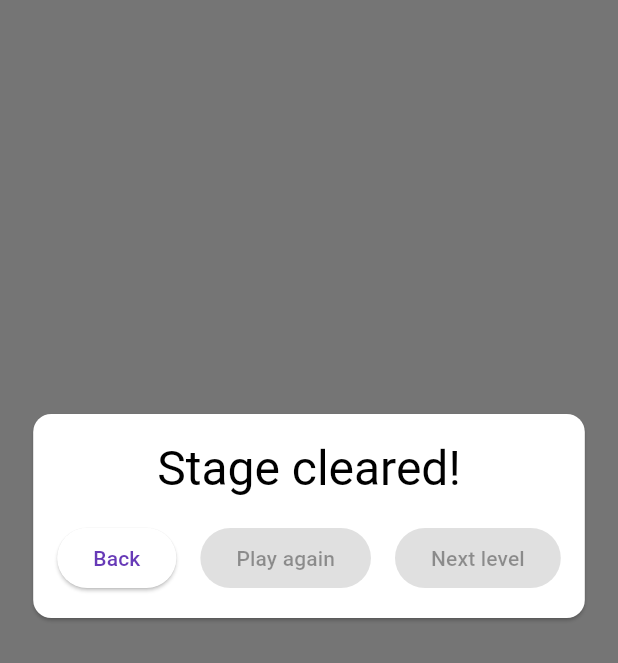
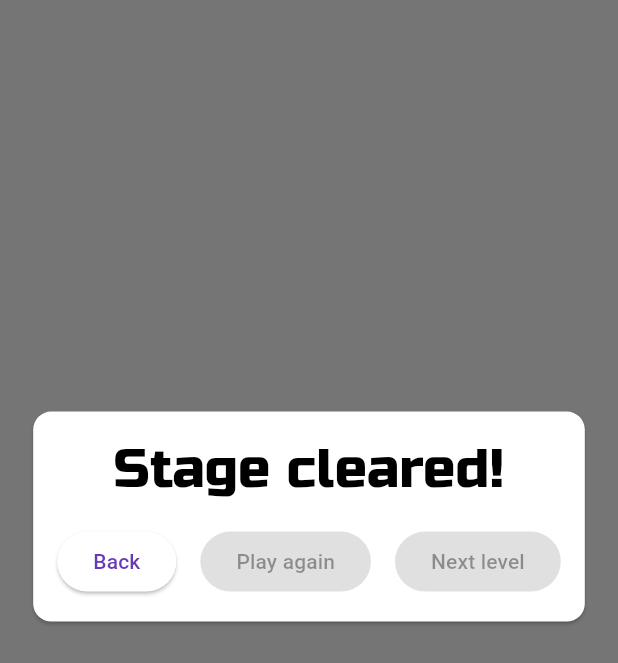
Before and after one commit to CaramelDunes/nyanya_rocket, a Flutter app: the SuccessOverlay widget shown alone on an empty page, opened directly, on a phone screen of 412 x 824 dp. Shown: the top 663 px of the screen. Run offline on Flutter 3.47's test engine with Material 2 defaults, Android fonts, the phone set to English and light mode, and no system bars; our stand-ins replace cloud_firestore, firebase_auth, firebase_core, font_awesome_flutter, rive, shared_preferences; missing offline and left inert: firedart, network_info_plus, nyanya_rocket_base, slugify; accounts and stored records are empty; generated files the repository leaves out were written again; statements that could not run were skipped.

Commit message:
Use Russo font in success overlay.

```diff
--- a/lib/widgets/game/success_overlay.dart
+++ b/lib/widgets/game/success_overlay.dart
@@ -74,7 +74,7 @@ class _SuccessOverlayState extends State<SuccessOverlay> {
       fit: StackFit.expand,
       children: [
         const AbsorbPointer(),
-        Material(
+        Container(
           color: Colors.black54,
           child: Column(
             children: [
@@ -87,7 +87,10 @@ class _SuccessOverlayState extends State<SuccessOverlay> {
                     children: [
                       Text(
                         NyaNyaLocalizations.of(context).stageClearedText,
-                        style: Theme.of(context).textTheme.headlineLarge,
+                        style: Theme.of(context)
+                            .textTheme
+                            .displaySmall!
+                            .apply(fontFamily: 'Russo One'),
                         textAlign: TextAlign.center,
                       ),
                       if (widget.succeededPath != null && _stars != null)
@@ -112,6 +115,17 @@ class _SuccessOverlayState extends State<SuccessOverlay> {
                           ),
                           const SizedBox(width: 16),
                           ElevatedButton(
+                            // Style hack from https://github.com/chayanforyou/flutter_material_3_demo/blob/master/lib/component_screen.dart
+                            // until FilledButton is added.
+                            style: ElevatedButton.styleFrom(
+                              // Foreground color
+                              foregroundColor:
+                                  Theme.of(context).colorScheme.onPrimary,
+                              // Background color
+                              backgroundColor:
+                                  Theme.of(context).colorScheme.primary,
+                            ).copyWith(
+                                elevation: ButtonStyleButton.allOrNull(0.0)),
                             onPressed: widget.nextRoutePath == null
                                 ? null
                                 : () {
```
